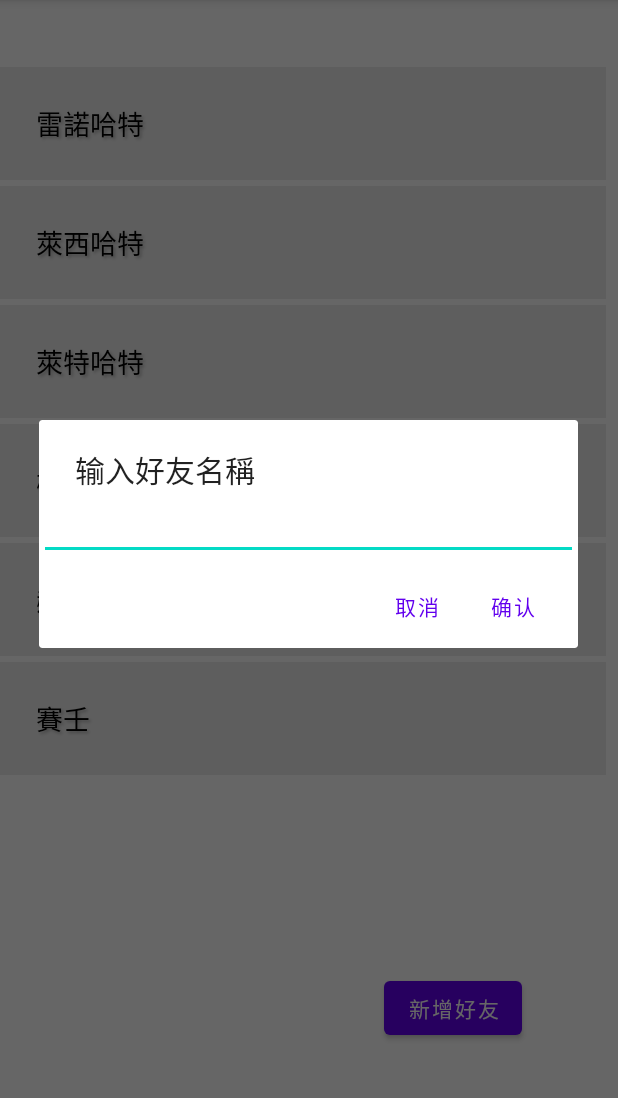
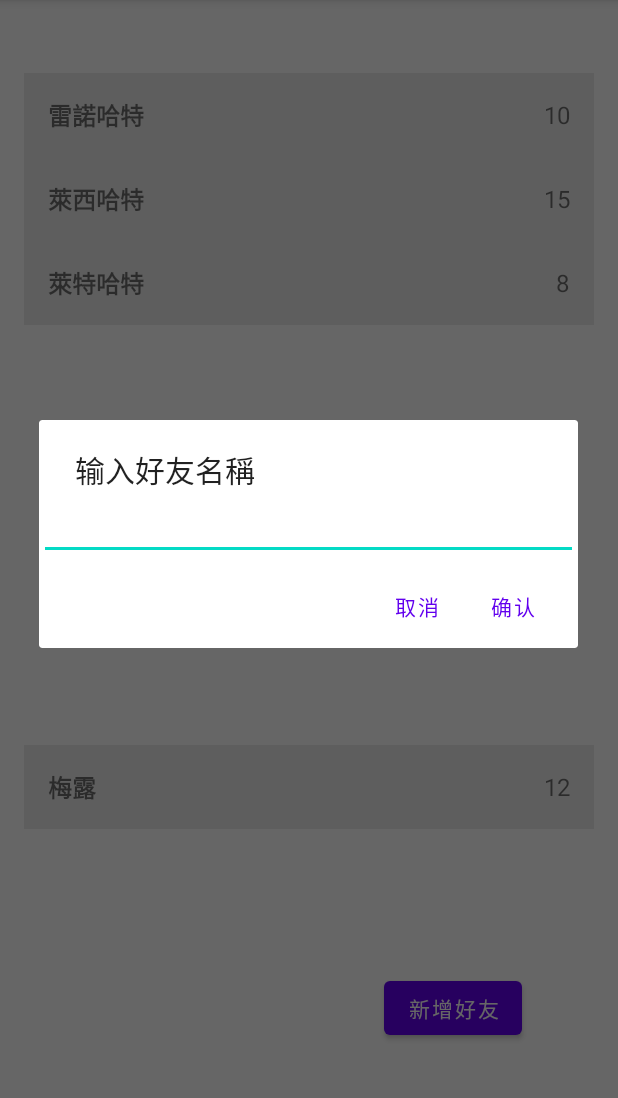
Before and after one commit to heavenrain/StriveLife, an Android app: the ContestDetailActivity screen opened directly, with no data from a screen before it, after a tap on "新增好友", on a phone screen of 412 x 824 dp, the part 84-1182 px from its top. Run offline under Robolectric (Android 15) with nearby library versions, the phone set to English and light mode, and no system bars.

Commit message:
Use ChallengerItem to show player & score

```diff
--- a/app/src/main/java/com/example/strivelifeapplication/ContestDetailActivity.java
+++ b/app/src/main/java/com/example/strivelifeapplication/ContestDetailActivity.java
@@ -12,6 +12,9 @@ import androidx.appcompat.app.AppCompatActivity;
 import androidx.recyclerview.widget.LinearLayoutManager;
 import androidx.recyclerview.widget.RecyclerView;
 
+import com.example.strivelifeapplication.ui.ChallengerItem;
+import com.example.strivelifeapplication.ui.notifications.ChallengerAdapter;
+import com.example.strivelifeapplication.ui.notifications.ChallengerDecoration;
 import com.example.strivelifeapplication.ui.notifications.MyAdapter;
 
 import java.util.ArrayList;
@@ -34,15 +37,18 @@ public class ContestDetailActivity extends AppCompatActivity {
         // 声明并初始化RecyclerView
         RecyclerView recyclerView = findViewById(R.id.recyclerView_player);
 
-        List<String> dataList = generateDataList();
+        List<ChallengerItem> dataList = generateChallengerList();
 
         // 创建并设置适配器
-        MyAdapter adapter = new MyAdapter(dataList); // 假设dataList是您的人名数据列表
+        ChallengerAdapter adapter = new ChallengerAdapter(dataList);
         recyclerView.setAdapter(adapter);
 
         // 设置布局管理器
         RecyclerView.LayoutManager layoutManager = new LinearLayoutManager(this);
-        recyclerView.setLayoutManager(layoutManager);
+        recyclerView.setLayoutManager(new LinearLayoutManager(this));
+        // 調整間隙
+        int spacing = getResources().getDimensionPixelSize(R.dimen.item_spacing);
+        recyclerView.addItemDecoration(new ChallengerDecoration(spacing));
 
         // 设置返回按钮的点击事件
         Button backButton = findViewById(R.id.button_new_player);
@@ -66,7 +72,7 @@ public class ContestDetailActivity extends AppCompatActivity {
 
                         // 新增好友到比賽中(IF條件為如果建立成功)
                         if(true) {
-                            dataList.add(userInput);
+                            dataList.add(new ChallengerItem(userInput, 0));
                             adapter.updateData(dataList);
                         }
                     }
@@ -91,16 +97,16 @@ public class ContestDetailActivity extends AppCompatActivity {
 
 
     // 要求後端生成參與比賽玩家数据列表的方法
-    private List<String> generateDataList() {
-        List<String> dataList = new ArrayList<>();
+    private List<ChallengerItem> generateChallengerList() {
+        List<ChallengerItem> challengerItemList = new ArrayList<>();
         // 添加数据项到列表中
-        dataList.add("雷諾哈特");
-        dataList.add("萊西哈特");
-        dataList.add("萊特哈特");
-        dataList.add("梅露");
-        dataList.add("赫夫");
-        dataList.add("賽壬");
-        return dataList;
+        challengerItemList.add(new ChallengerItem("雷諾哈特", 10));
+        challengerItemList.add(new ChallengerItem("萊西哈特", 15));
+        challengerItemList.add(new ChallengerItem("萊特哈特", 8));
+        challengerItemList.add(new ChallengerItem("梅露", 12));
+        challengerItemList.add(new ChallengerItem("赫夫", 5));
+        challengerItemList.add(new ChallengerItem("賽壬", 20));
+        return challengerItemList;
     }
 
 }
--- /dev/null
+++ b/app/src/main/java/com/example/strivelifeapplication/ui/ChallengerItem.java
@@ -0,0 +1,19 @@
+package com.example.strivelifeapplication.ui;
+
+public class ChallengerItem {
+    private String name;
+    private int score;
+
+    public ChallengerItem(String name, int score) {
+        this.name = name;
+        this.score = score;
+    }
+
+    public String getName() {
+        return name;
+    }
+
+    public int getScore() {
+        return score;
+    }
+}
--- /dev/null
+++ b/app/src/main/java/com/example/strivelifeapplication/ui/notifications/ChallengerAdapter.java
@@ -0,0 +1,60 @@
+package com.example.strivelifeapplication.ui.notifications;
+
+import android.view.LayoutInflater;
+import android.view.View;
+import android.view.ViewGroup;
+import android.widget.TextView;
+
+import androidx.annotation.NonNull;
+import androidx.recyclerview.widget.RecyclerView;
+
+import com.example.strivelifeapplication.R;
+import com.example.strivelifeapplication.ui.ChallengerItem;
+
+import java.util.List;
+
+public class ChallengerAdapter extends RecyclerView.Adapter<ChallengerAdapter.ChallengerViewHolder> {
+
+    private List<ChallengerItem> challengerList;
+
+    public ChallengerAdapter(List<ChallengerItem> challengerList) {
+        this.challengerList = challengerList;
+    }
+
+    @NonNull
+    @Override
+    public ChallengerViewHolder onCreateViewHolder(@NonNull ViewGroup parent, int viewType) {
+        View view = LayoutInflater.from(parent.getContext()).inflate(R.layout.challenger_item, parent, false);
+        return new ChallengerViewHolder(view);
+    }
+
+    @Override
+    public void onBindViewHolder(@NonNull ChallengerViewHolder holder, int position) {
+        ChallengerItem challengerItem = challengerList.get(position);
+
+        holder.nameTextView.setText(challengerItem.getName());
+        holder.scoreTextView.setText(String.valueOf(challengerItem.getScore()));
+    }
+
+    @Override
+    public int getItemCount() {
+        return challengerList.size();
+    }
+
+    public static class ChallengerViewHolder extends RecyclerView.ViewHolder {
+        public TextView nameTextView;
+        public TextView scoreTextView;
+
+        public ChallengerViewHolder(@NonNull View itemView) {
+            super(itemView);
+            nameTextView = itemView.findViewById(R.id.textView_name);
+            scoreTextView = itemView.findViewById(R.id.textView_score);
+        }
+    }
+
+    public void updateData(List<ChallengerItem> newData) {
+//        dataList.clear(); // 清空原有数据
+//        dataList.addAll(newData); // 添加新数据
+        notifyDataSetChanged(); // 通知适配器数据已更新
+    }
+}
--- /dev/null
+++ b/app/src/main/java/com/example/strivelifeapplication/ui/notifications/ChallengerDecoration.java
@@ -0,0 +1,17 @@
+package com.example.strivelifeapplication.ui.notifications;
+import android.graphics.Rect;
+import android.view.View;
+import androidx.recyclerview.widget.RecyclerView;
+public class ChallengerDecoration extends RecyclerView.ItemDecoration{
+    private final int spacing;
+
+    public ChallengerDecoration(int spacing) {
+        this.spacing = spacing;
+    }
+
+    @Override
+    public void getItemOffsets(Rect outRect, View view, RecyclerView parent, RecyclerView.State state) {
+        outRect.top = spacing;
+        outRect.bottom = spacing;
+    }
+}
--- /dev/null
+++ b/app/src/main/res/layout/challenger_item.xml
@@ -0,0 +1,34 @@
+<?xml version="1.0" encoding="utf-8"?>
+<androidx.constraintlayout.widget.ConstraintLayout xmlns:android="http://schemas.android.com/apk/res/android"
+    android:layout_width="match_parent"
+    android:layout_height="match_parent">
+
+    <LinearLayout xmlns:android="http://schemas.android.com/apk/res/android"
+        android:layout_width="match_parent"
+        android:layout_height="wrap_content"
+        android:orientation="horizontal"
+        android:padding="16dp"
+        style="@style/MinimalisticStyle">
+
+        <TextView
+            android:id="@+id/textView_name"
+            android:layout_width="wrap_content"
+            android:layout_height="wrap_content"
+            android:textSize="16sp"
+            android:textStyle="bold" />
+
+        <View
+            android:layout_width="0dp"
+            android:layout_height="0dp"
+            android:layout_weight="1" />
+
+        <TextView
+            android:id="@+id/textView_score"
+            android:layout_width="wrap_content"
+            android:layout_height="wrap_content"
+            android:layout_marginStart="16dp"
+            android:textSize="16sp" />
+
+    </LinearLayout>
+
+</androidx.constraintlayout.widget.ConstraintLayout>
--- a/app/src/main/res/layout/contest_detail.xml
+++ b/app/src/main/res/layout/contest_detail.xml
@@ -9,19 +9,26 @@
     <LinearLayout
         android:layout_width="match_parent"
         android:layout_height="match_parent"
-        android:orientation="vertical">
+        android:orientation="vertical"
+        tools:layout_editor_absoluteX="65dp"
+        tools:layout_editor_absoluteY="331dp">
+
         <TextView
             android:id="@+id/textView_contest_name"
+            style="@style/MinimalisticStyle"
             android:layout_width="wrap_content"
             android:layout_height="wrap_content"
-            android:textSize="30sp"
-            style="@style/MinimalisticStyle"/>
+            android:textSize="30sp" />
 
         <androidx.recyclerview.widget.RecyclerView
             android:id="@+id/recyclerView_player"
             android:layout_width="match_parent"
             android:layout_height="wrap_content"
-            tools:ignore="MissingConstraints" />
+            tools:ignore="MissingConstraints"
+            android:paddingStart="16dp"
+            android:paddingEnd="16dp"
+            android:paddingTop="8dp"
+            android:paddingBottom="8dp"/>
     </LinearLayout>
 
     <Button
--- a/app/src/main/res/values/dimens.xml
+++ b/app/src/main/res/values/dimens.xml
@@ -4,4 +4,5 @@
     <dimen name="activity_vertical_margin">16dp</dimen>
     <dimen name="dialog_width">400dp</dimen>
     <dimen name="dialog_height">600dp</dimen>
+    <dimen name="item_spacing">0dp</dimen>
 </resources>
```
